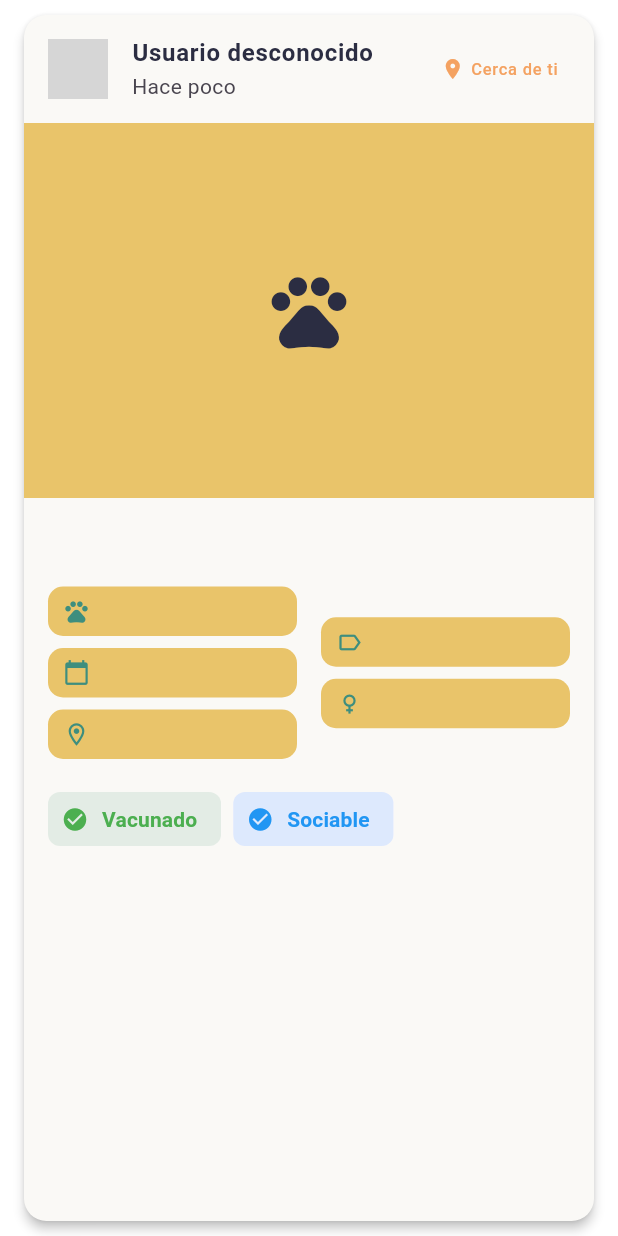
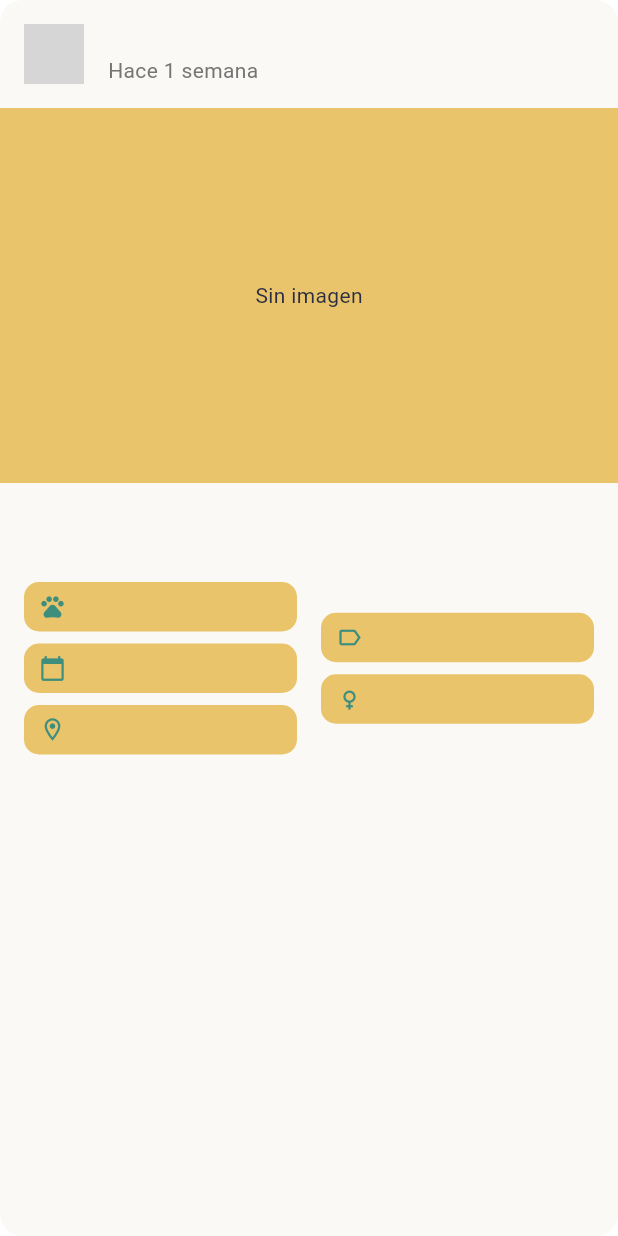
Before and after one commit to KZzual/PetHub_Proyect, a Flutter app: the PetCard widget shown alone on an empty page, opened directly with empty values, on a phone screen of 412 x 824 dp. Run offline on Flutter 3.47's test engine with Material 3 defaults, Android fonts, the phone set to English and light mode, and no system bars; our stand-ins replace cloud_firestore, firebase_auth, firebase_core, firebase_storage, image_picker, shared_preferences; accounts and stored records are empty; network calls fail; grey boxes are pictures that could not be loaded.

Commit message:
Corregimos usuario y foto del post

```diff
--- a/Pethub-app/pethub/lib/screens/create_post_page.dart
+++ b/Pethub-app/pethub/lib/screens/create_post_page.dart
@@ -167,10 +167,19 @@ class _CreatePostPageState extends State<CreatePostPage> {
         await ref.putFile(_selectedImage!);
         photoUrl = await ref.getDownloadURL();
       }
+      // 2. Obtener datos del usuario actual (nombre y foto)
+      final userDoc = await FirebaseFirestore.instance
+          .collection('users')
+          .doc(user.uid)
+          .get();
 
-      // 2. Subir datos a Firestore
+      final userData = userDoc.data() ?? {};
+
+      // 3. Subir datos del post a Firestore
       await FirebaseFirestore.instance.collection('pets').add({
         'userId': user.uid,
+        'userName': userData['name'] ?? 'Usuario desconocido',
+        'userPhoto': userData['photoUrl'] ?? '',
         'name': _nameCtrl.text.trim(),
         'species': _selectedSpecies,
         'breed': _breedCtrl.text.trim(),
@@ -180,7 +189,6 @@ class _CreatePostPageState extends State<CreatePostPage> {
         'photoUrl': photoUrl ?? '',
         'createdAt': FieldValue.serverTimestamp(),
       });
-
       ScaffoldMessenger.of(context).showSnackBar(
         const SnackBar(content: Text('✅ Publicación creada exitosamente')),
       );
--- a/Pethub-app/pethub/lib/screens/home_page.dart
+++ b/Pethub-app/pethub/lib/screens/home_page.dart
@@ -78,6 +78,8 @@ class HomePage extends StatelessWidget {
                   location: data['location'] ?? '',
                   photoUrl: data['photoUrl'] ?? '',
                   userId: data['userId'] ?? '',
+                  userName: data['userName'] ?? 'Usuario desconocido',
+                  userPhoto: data['userPhoto'] ?? '',
                 );
                 }).toList(),
           ],
@@ -85,6 +87,7 @@ class HomePage extends StatelessWidget {
       },
     );
   }
+
 
   // --- Subheader ---
   Widget _buildSubHeader() {
--- a/Pethub-app/pethub/lib/widgets/pet_card.dart
+++ b/Pethub-app/pethub/lib/widgets/pet_card.dart
@@ -1,6 +1,6 @@
 import 'package:flutter/material.dart';
+import 'info_chip.dart';
 import '../utils/app_colors.dart';
-import 'info_chip.dart';
 
 class PetCard extends StatelessWidget {
   final String name;
@@ -11,6 +11,8 @@ class PetCard extends StatelessWidget {
   final String location;
   final String photoUrl;
   final String userId;
+  final String userName;
+  final String userPhoto;
 
   const PetCard({
     super.key,
@@ -22,69 +24,60 @@ class PetCard extends StatelessWidget {
     required this.location,
     required this.photoUrl,
     required this.userId,
+    required this.userName,
+    required this.userPhoto,
   });
 
   @override
   Widget build(BuildContext context) {
     return Card(
-      margin: const EdgeInsets.symmetric(horizontal: 16, vertical: 10),
-      elevation: 3,
+      margin: EdgeInsets.zero,
+      elevation: 0.0,
       clipBehavior: Clip.antiAlias,
       shape: RoundedRectangleBorder(borderRadius: BorderRadius.circular(15.0)),
       color: AppColors.background,
       child: Column(
         crossAxisAlignment: CrossAxisAlignment.start,
         children: [
-          // Encabezado (usuario)
+          // Header con datos del usuario
           ListTile(
-            leading: const CircleAvatar(
-              backgroundImage: NetworkImage(
-                'https://placehold.co/150x150/EAA0A2/white?text=User',
-              ),
+            leading: CircleAvatar(
+              backgroundImage: userPhoto.isNotEmpty
+                  ? NetworkImage(userPhoto)
+                  : const AssetImage('assets/default_user.png') as ImageProvider,
             ),
             title: Text(
-              userId.isNotEmpty ? 'Usuario: $userId' : 'Usuario desconocido',
+              userName,
               style: const TextStyle(
                 fontWeight: FontWeight.bold,
                 color: AppColors.textDark,
               ),
             ),
-            subtitle: const Text('Hace poco'),
-            trailing: Row(
-              mainAxisSize: MainAxisSize.min,
-              children: const [
-                Icon(Icons.location_on, size: 16.0, color: AppColors.secondary),
-                SizedBox(width: 4),
-                Text('Cerca de ti', style: TextStyle(color: AppColors.secondary)),
-              ],
+            subtitle: Text(
+              'Hace 1 semana',
+              style: TextStyle(color: Colors.grey[600]),
             ),
           ),
 
-          // Imagen principal
+          // Imagen principal del post
           photoUrl.isNotEmpty
               ? Image.network(
                   photoUrl,
                   height: 250,
                   width: double.infinity,
                   fit: BoxFit.cover,
-                  errorBuilder: (context, error, stackTrace) => Container(
-                    height: 250,
-                    color: AppColors.accent,
-                    alignment: Alignment.center,
-                    child: const Text(
-                      'Error al cargar imagen',
-                      style: TextStyle(color: AppColors.textDark),
-                    ),
-                  ),
                 )
               : Container(
                   height: 250,
                   color: AppColors.accent,
                   alignment: Alignment.center,
-                  child: const Icon(Icons.pets, size: 60, color: AppColors.textDark),
+                  child: const Text(
+                    'Sin imagen',
+                    style: TextStyle(color: AppColors.textDark),
+                  ),
                 ),
 
-          // Cuerpo de la tarjeta
+          // Info del post
           Padding(
             padding: const EdgeInsets.all(16.0),
             child: Column(
@@ -93,14 +86,14 @@ class PetCard extends StatelessWidget {
                 Text(
                   name,
                   style: const TextStyle(
-                    fontSize: 22,
+                    fontSize: 24,
                     fontWeight: FontWeight.bold,
                     color: AppColors.textDark,
                   ),
                 ),
-                const SizedBox(height: 12),
+                const SizedBox(height: 16),
 
-                // Grilla de información (especie, edad, raza, ubicación)
+                // Fila de info (especie, raza, edad, etc.)
                 Row(
                   children: [
                     Expanded(
@@ -121,7 +114,7 @@ class PetCard extends StatelessWidget {
                           InfoChip(icon: Icons.label_outline, text: breed),
                           const SizedBox(height: 8),
                           InfoChip(
-                            icon: gender.toLowerCase() == 'macho'
+                            icon: gender == 'Macho'
                                 ? Icons.male
                                 : Icons.female,
                             text: gender,
@@ -131,17 +124,6 @@ class PetCard extends StatelessWidget {
                     ),
                   ],
                 ),
-                const SizedBox(height: 16),
-
-                // Ejemplo de etiquetas o tags fijos
-                Wrap(
-                  spacing: 8.0,
-                  runSpacing: 4.0,
-                  children: [
-                    _buildTag('Vacunado', Colors.green),
-                    _buildTag('Sociable', Colors.blue),
-                  ],
-                ),
               ],
             ),
           ),
@@ -149,17 +131,4 @@ class PetCard extends StatelessWidget {
       ),
     );
   }
-
-  // Widget para los tags decorativos
-  Widget _buildTag(String text, Color color) {
-    return Chip(
-      label: Text(
-        text,
-        style: TextStyle(color: color, fontWeight: FontWeight.bold),
-      ),
-      backgroundColor: color.withAlpha(38),
-      side: BorderSide.none,
-      avatar: Icon(Icons.check_circle, color: color, size: 18),
-    );
-  }
 }
```
Lines whose indentation alone changed are shown as unchanged.
